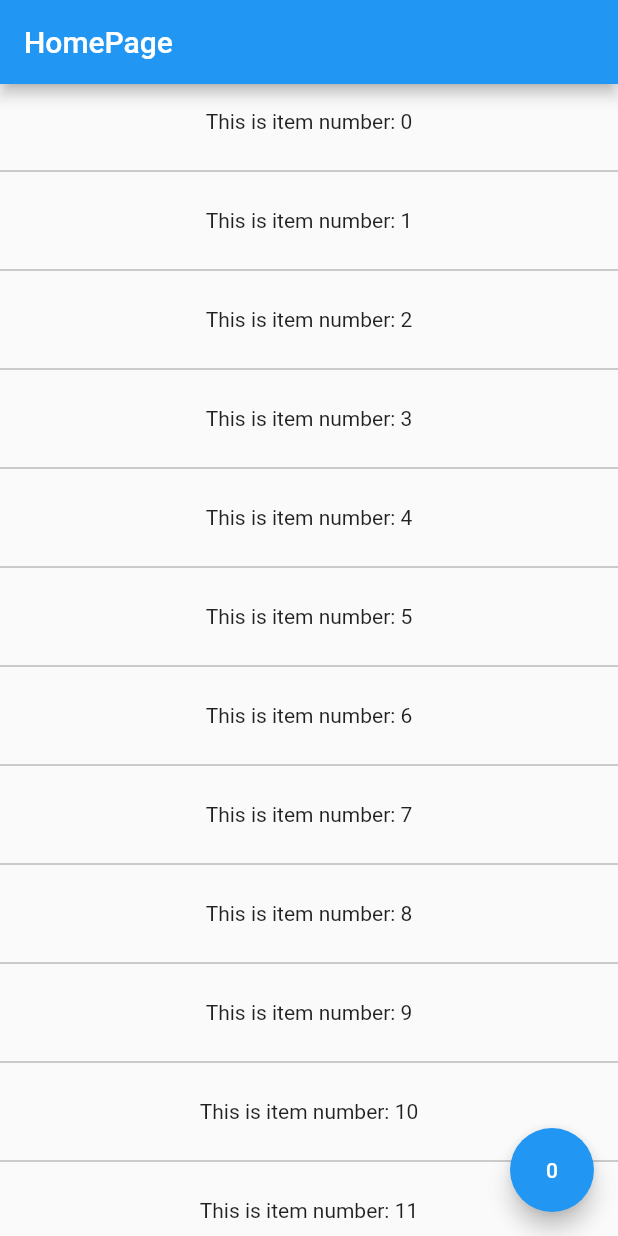
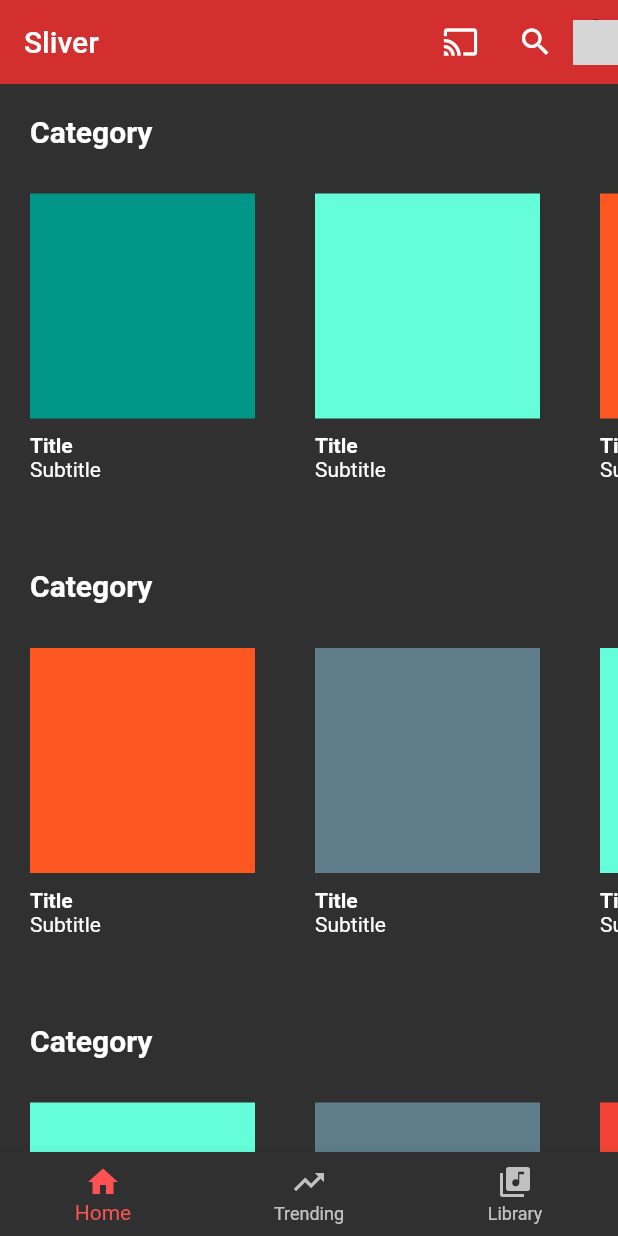
Before and after one commit to sansomguy/rate_it, a Flutter app: the screen it shows after launch, on a phone screen of 412 x 824 dp. Run offline on Flutter 3.47's test engine with Material 2 defaults, Android fonts, the phone set to English and light mode, and no system bars; our stand-ins replace flutter_redux, redux, webview_flutter; network calls fail; grey boxes are pictures that could not be loaded.

Commit message:
Got most of the design done for the list view

```diff
--- a/lib/application/application.dart
+++ b/lib/application/application.dart
@@ -29,7 +29,9 @@ class MyApp extends StatelessWidget {
         // or simply save your changes to "hot reload" in a Flutter IDE).
         // Notice that the counter didn't reset back to zero; the application
         // is not restarted.
-        primarySwatch: Colors.blue,
+        primaryColor: Colors.red[700],
+        accentColor: Colors.redAccent,
+        brightness: Brightness.dark
       ),
       home: MyHomePage(),
     );
--- a/lib/home/home.dart
+++ b/lib/home/home.dart
@@ -1,7 +1,7 @@
 
 import 'package:flutter/material.dart';
 import 'package:flutter_redux/flutter_redux.dart';
-import 'package:rate_it/todo/list/route.dart';
+import 'package:rate_it/music/list/route.dart';
 import '../state/state.dart' as state;
 
 class MyHomePageViewModel {
@@ -15,21 +15,23 @@ class MyHomePage extends StatelessWidget {
   Widget build(BuildContext context) => StoreConnector<state.AppState, MyHomePageViewModel>(
     converter: (store) => MyHomePageViewModel(counter: store.state.counterState, increment: () => store.dispatch(state.Actions.Increment)),
     builder: (BuildContext context, MyHomePageViewModel vm) => Scaffold(
-      appBar: AppBar(
-        // Here we take the value from the MyHomePage object that was created by
-        // the App.build method, and use it to set our appbar title.
-        title: Text('HomePage'),
-      ),
-      body: Center(
-        // Center is a layout widget. It takes a single child and positions it
-        // in the middle of the parent.
-        child: TodoListRoute()
-      ),
-      floatingActionButton: FloatingActionButton(
-        onPressed: vm.increment,
-        tooltip: 'Increment',
-        child: Text('${vm.counter}'),
-      ), // This trailing comma makes auto-formatting nicer for build methods.
+      body: MusicList(),
+      bottomNavigationBar: BottomNavigationBar(
+        items: [
+          BottomNavigationBarItem(
+            icon: Icon(Icons.home),
+            title: Text("Home"),
+          ),
+          BottomNavigationBarItem(
+            icon: Icon(Icons.trending_up),
+            title: Text("Trending"),
+          ),
+          BottomNavigationBarItem(
+            icon: Icon(Icons.library_music),
+            title: Text("Library"),
+          )
+        ],
+      )
     )
   );
 }
--- a/lib/todo/item/route.dart
+++ b/lib/music/item/route.dart
@@ -1,9 +1,9 @@
 import 'package:flutter/material.dart';
 import 'package:flutter_redux/flutter_redux.dart';
+import 'package:rate_it/music/html/test.dart';
 import 'package:rate_it/state/state.dart';
-import 'package:rate_it/todo/html/test.dart';
-import 'package:rate_it/todo/item/shared.dart';
-import 'package:rate_it/todo/state/model.dart';
+import 'package:rate_it/music/item/shared.dart';
+import 'package:rate_it/music/state/model.dart';
 
 
 class TodoItemViewModel {
--- /dev/null
+++ b/lib/music/list/category/category.dart
@@ -0,0 +1,26 @@
+import 'package:flutter/widgets.dart';
+import 'package:rate_it/music/list/thumbnail/thumbnail.dart';
+
+class Category extends StatelessWidget {
+
+  final int index;
+
+  Category(this.index);
+
+  @override
+  Widget build(BuildContext context) {
+    return Container(
+        height: 250,
+        padding: EdgeInsets.all(0),
+        child: ListView.builder(
+            scrollDirection: Axis.horizontal,
+            itemCount: 10,
+            padding: EdgeInsets.all(0),
+            itemBuilder: (BuildContext context, int index){
+              return Thumbnail(this.index + index);
+            }
+        )
+    );
+  }
+
+}
--- /dev/null
+++ b/lib/music/list/header/action.dart
@@ -0,0 +1,23 @@
+import 'package:flutter/material.dart';
+import 'package:flutter/widgets.dart';
+
+class HeaderIcon extends StatelessWidget {
+
+  final IconData iconData;
+
+  HeaderIcon({this.iconData});
+
+  @override
+  Widget build(BuildContext context) {
+    return Container(
+      height: 50,
+      width: 50,
+      child: InkWell(
+         borderRadius: BorderRadius.circular(50),
+         child: Icon(this.iconData),
+         onTap: () {},
+     )
+    );
+  }
+
+}
--- /dev/null
+++ b/lib/music/list/header/header.dart
@@ -0,0 +1,21 @@
+import 'package:flutter/material.dart';
+import 'package:flutter/widgets.dart';
+import 'package:rate_it/music/list/header/action.dart';
+import 'package:rate_it/music/list/header/profile.dart';
+
+class Header extends StatelessWidget {
+  @override
+  Widget build(BuildContext context) {
+    return SliverAppBar(
+      title: Text("Sliver"),
+      actions: [
+        HeaderIcon(iconData: Icons.cast),
+        HeaderIcon(iconData: Icons.search),
+        ProfileAvatar()
+      ],
+      expandedHeight: 50,
+      floating: true,
+    );
+  }
+
+}
--- /dev/null
+++ b/lib/music/list/header/profile.dart
@@ -0,0 +1,17 @@
+import 'package:flutter/material.dart';
+import 'package:flutter/widgets.dart';
+
+class ProfileAvatar extends StatelessWidget {
+  @override
+  Widget build(BuildContext context) {
+    return
+      Container(
+         child: Center(
+           child: CircleAvatar(
+             radius: 15,
+             backgroundImage: NetworkImage("https://yt3.ggpht.com/-Ed_jM9E4d_M/AAAAAAAAAAI/AAAAAAAAAAA/sNYs2ZZeLGU/s108-c-k-no-mo-rj-c0xffffff/photo.jpg"),
+           )
+         )
+      );
+  }
+}
--- /dev/null
+++ b/lib/music/list/list.dart
@@ -0,0 +1,23 @@
+import 'package:flutter/widgets.dart';
+
+import 'category/category.dart';
+
+class List extends StatelessWidget {
+  @override
+  Widget build(BuildContext context) {
+
+    return SliverList(
+        delegate: SliverChildBuilderDelegate((context, index) {
+          if(index%2 == 0) {
+            return Container(
+                padding: EdgeInsets.only(left: 20, top: 20, bottom: 10),
+                child: Text("Category", style: TextStyle(fontWeight: FontWeight.bold, fontSize: 20))
+            );
+          }
+          return Category(index);
+        }
+        ),
+      );
+  }
+
+}
--- /dev/null
+++ b/lib/music/list/route.dart
@@ -0,0 +1,39 @@
+import 'package:flutter/material.dart';
+import 'package:flutter_redux/flutter_redux.dart';
+import 'package:rate_it/state/state.dart';
+import 'package:rate_it/music/list/header/header.dart';
+import 'package:rate_it/music/state/actions.dart';
+import 'package:rate_it/music/state/model.dart';
+import 'list.dart' as MediaList;
+
+class TodoListViewModel {
+  final List<TodoItem> items;
+  final Function complete;
+  final Function selectItem;
+  TodoListViewModel({this.items, this.complete, this.selectItem});
+}
+
+class MusicList extends StatelessWidget {
+  @override
+  Widget build(BuildContext context) {
+    return StoreConnector<AppState, TodoListViewModel>(
+      converter: (store) {
+        return TodoListViewModel(
+            items: store.state.todoListState.todoList,
+            complete: (int itemId) => store.dispatch(CompleteTodoListItemAction(itemId)),
+            selectItem: (TodoItem item) => store.dispatch(SelectTodoItemAction(item))
+
+        );
+      },
+      builder: (BuildContext context, TodoListViewModel vm) {
+        return CustomScrollView(
+          slivers: <Widget>[
+            Header(),
+            MediaList.List()
+          ],
+        );
+      }
+    );
+  }
+
+}
--- /dev/null
+++ b/lib/music/list/thumbnail/thumbnail.dart
@@ -0,0 +1,36 @@
+import 'dart:math';
+import 'package:flutter/material.dart';
+import 'package:flutter/widgets.dart';
+
+class Thumbnail extends StatelessWidget {
+
+  final int index;
+
+  Thumbnail(this.index);
+
+  @override
+  Widget build(BuildContext context) {
+    var colors = [Colors.red, Colors.deepOrange, Colors.blueGrey, Colors.tealAccent, Colors.teal];
+    return InkWell(
+      onTap: () {},
+      child: Container(
+          margin: EdgeInsets.all(20),
+          child: Column(
+              crossAxisAlignment: CrossAxisAlignment.start,
+              children: [
+                Container(
+                  padding: EdgeInsets.all(0),
+                  margin: EdgeInsets.only(bottom: 10),
+                  height: 150,
+                  width: 150,
+                  color: colors[(new Random(this.index)).nextInt(colors.length)],
+                ),
+                Text("Title", style: TextStyle(fontWeight: FontWeight.bold)),
+                Text("Subtitle")
+              ]
+          )
+      ),
+    );
+  }
+
+}
--- a/lib/state/state.dart
+++ b/lib/state/state.dart
@@ -1,5 +1,5 @@
-import 'package:rate_it/todo/state/model.dart';
-import 'package:rate_it/todo/state/reducer.dart';
+import 'package:rate_it/music/state/model.dart';
+import 'package:rate_it/music/state/reducer.dart';
 
 enum Actions { Increment }
 
--- a/lib/todo/list/route.dart
+++ /dev/null
@@ -1,57 +0,0 @@
-import 'package:flutter/material.dart';
-import 'package:flutter_redux/flutter_redux.dart';
-import 'package:rate_it/state/state.dart';
-import 'package:rate_it/todo/item/route.dart';
-import 'package:rate_it/todo/item/shared.dart';
-import 'package:rate_it/todo/state/actions.dart';
-import 'package:rate_it/todo/state/model.dart';
-
-class TodoListViewModel {
-  final List<TodoItem> items;
-  final Function complete;
-  final Function selectItem;
-  TodoListViewModel({this.items, this.complete, this.selectItem});
-}
-
-class TodoListRoute extends StatelessWidget {
-  @override
-  Widget build(BuildContext context) {
-    return StoreConnector<AppState, TodoListViewModel>(
-      converter: (store) {
-        return TodoListViewModel(
-            items: store.state.todoListState.todoList,
-            complete: (int itemId) => store.dispatch(CompleteTodoListItemAction(itemId)),
-            selectItem: (TodoItem item) => store.dispatch(SelectTodoItemAction(item))
-
-        );
-      },
-      builder: (BuildContext context, TodoListViewModel vm) {
-        return ListView.separated(
-          itemCount: vm.items.length,
-          padding: EdgeInsets.all(0),
-          itemBuilder: (BuildContext context, int index){
-
-            if(vm.items.length <= index){
-              return null;
-            }
-
-            var item = vm.items[index];
-            return InkWell(
-              onTap: () {
-                vm.selectItem(item);
-                Navigator.push(context, MaterialPageRoute(builder:(context) => TodoItemRoute()));
-              },
-              child: Container(
-                  height: 50,
-                  child: Center(child: SharedItem(title: item.title, id: item.id))
-              ),
-            );
-          },
-          separatorBuilder: (context, index) => Divider( color: Colors.black38)
-        );
-      },
-
-    );
-  }
-
-}
```
Also changed, not shown: lib/music/html/test.dart (renamed from lib/todo/html/test.dart), lib/music/item/shared.dart (renamed from lib/todo/item/shared.dart), lib/music/state/actions.dart (renamed from lib/todo/state/actions.dart), lib/music/state/model.dart (renamed from lib/todo/state/model.dart), lib/music/state/reducer.dart (renamed from lib/todo/state/reducer.dart), 2 other files.
